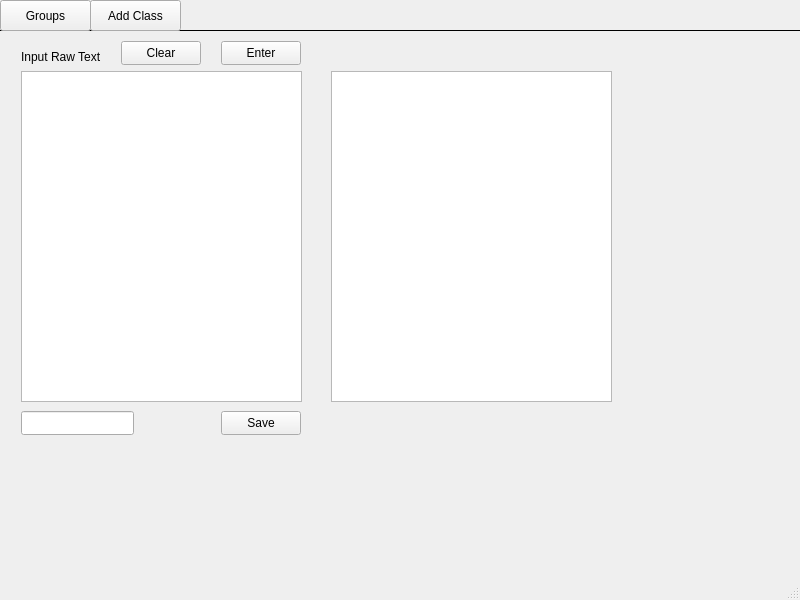
First picture: the form in hello/mainwindow.ui, repository 20jmorrison/makeGroups, before the edit.
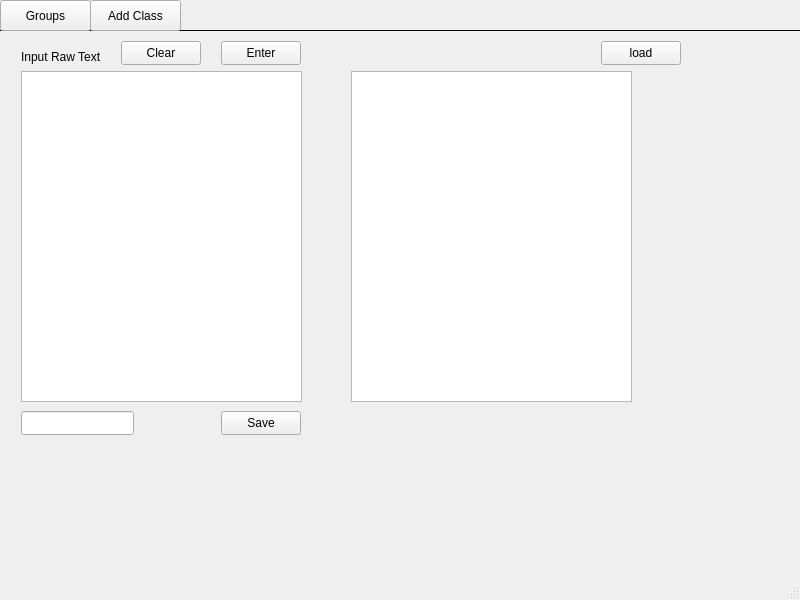
Second picture: the form after the edit. The open tabs and pages were chosen to show the change.

Commit message: Load and save classes checkpoint

Diff of the .ui file:
```diff
--- a/hello/mainwindow.ui
+++ b/hello/mainwindow.ui
@@ -53,16 +53,6 @@
        <string>Clear</string>
       </property>
      </widget>
-     <widget class="QTextEdit" name="outputText_txt">
-      <property name="geometry">
-       <rect>
-        <x>340</x>
-        <y>40</y>
-        <width>281</width>
-        <height>331</height>
-       </rect>
-      </property>
-     </widget>
      <widget class="QLabel" name="label">
       <property name="geometry">
        <rect>
@@ -112,6 +102,29 @@
        </rect>
       </property>
      </widget>
+     <widget class="QTextEdit" name="outputText_txt">
+      <property name="geometry">
+       <rect>
+        <x>360</x>
+        <y>40</y>
+        <width>281</width>
+        <height>331</height>
+       </rect>
+      </property>
+     </widget>
+     <widget class="QPushButton" name="load_btn">
+      <property name="geometry">
+       <rect>
+        <x>610</x>
+        <y>10</y>
+        <width>80</width>
+        <height>24</height>
+       </rect>
+      </property>
+      <property name="text">
+       <string>load</string>
+      </property>
+     </widget>
     </widget>
     <widget class="QWidget" name="page_2"/>
    </widget>
```
Left out of the diff: 13 changed lines with no effect on the pictures. The commit also changes 13 other files.
